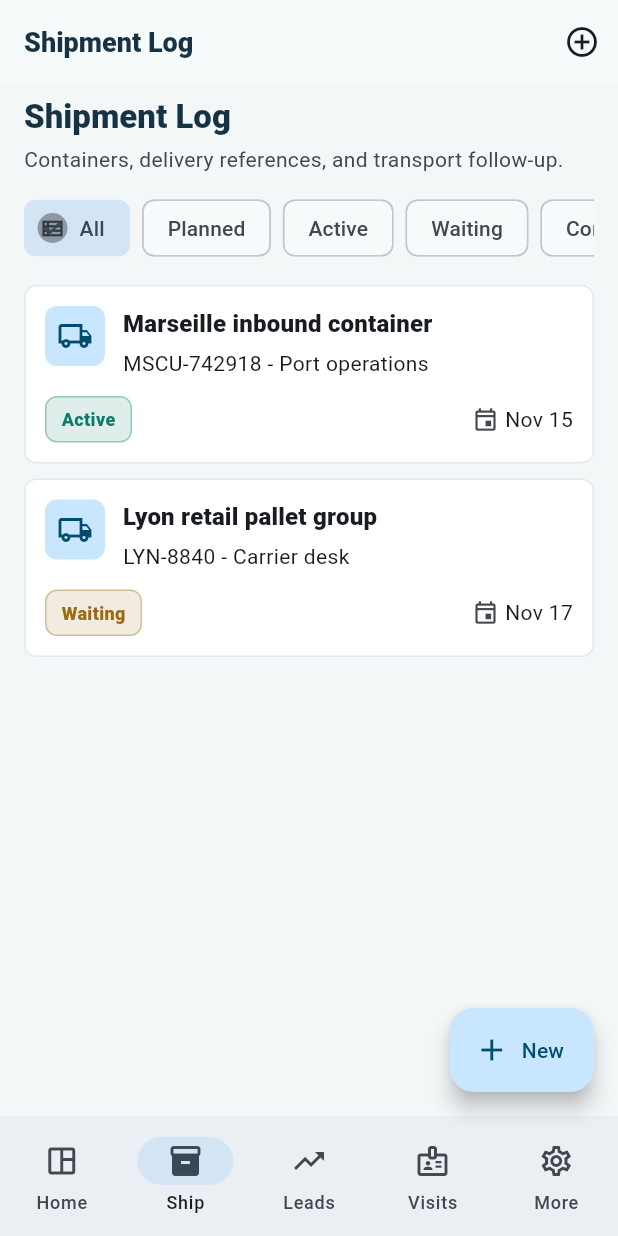
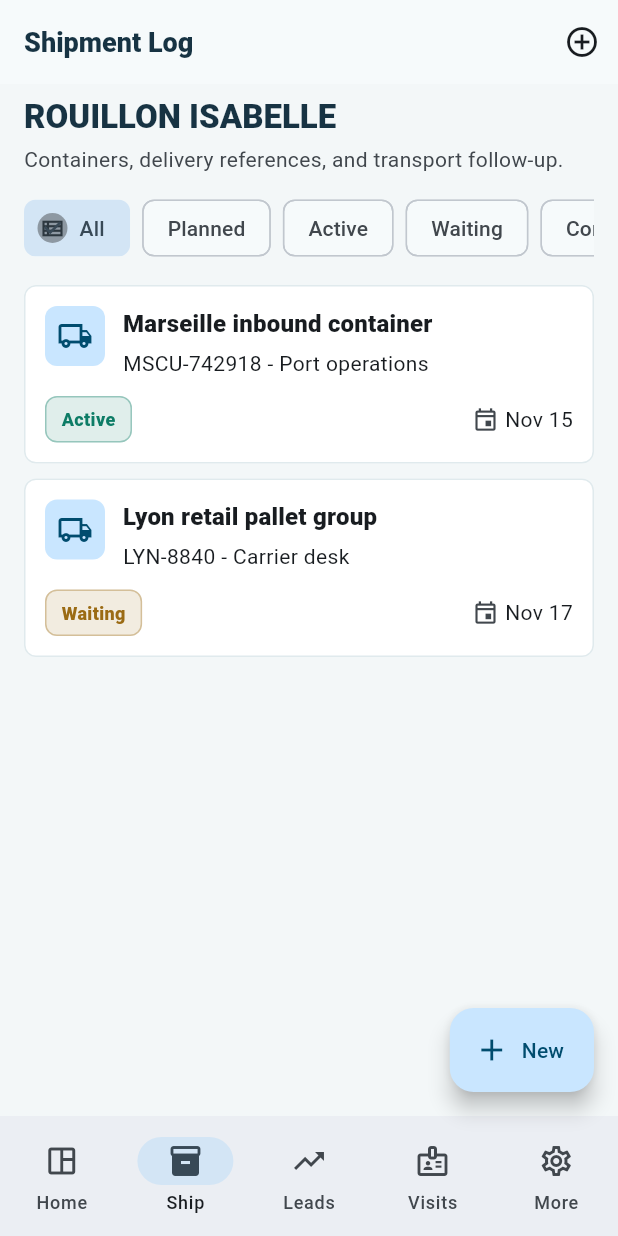
Before and after one commit to EOOrga/68d9d12a12992303380288f3, a Flutter app: the screen it shows after launch, item 2 of the bottom bar chosen, on a phone screen of 412 x 824 dp. Run offline on Flutter 3.47's test engine with Material 3 defaults, Android fonts, the phone set to English and light mode, and no system bars.

Commit message:
Create Flutter variant com.lfikrahyak.rouillon_isabelle

```diff
--- a/lib/main.dart
+++ b/lib/main.dart
@@ -418,7 +418,7 @@ class _OperationsHomeState extends State<OperationsHome> {
         onCreate: _createRecord,
       ),
       TypedRecordsScreen(
-        title: 'Shipment Log',
+        title: 'ROUILLON ISABELLE',
         subtitle: 'Containers, delivery references, and transport follow-up.',
         type: RecordType.shipment,
         records: _records,
--- a/pubspec.yaml
+++ b/pubspec.yaml
@@ -20,8 +20,8 @@ flutter_launcher_icons:
   android: true
   ios: false
   image_path: "docs/icon.png"
-  adaptive_icon_background: "#F6FAFB"
-  adaptive_icon_foreground: "docs/icon.png"
+  adaptive_icon_background: "#FF1FA2"
+  adaptive_icon_foreground: docs/icon.png
 
 flutter:
   uses-material-design: true
```
Also changed, not shown: docs/icon.png, 12 other files.
